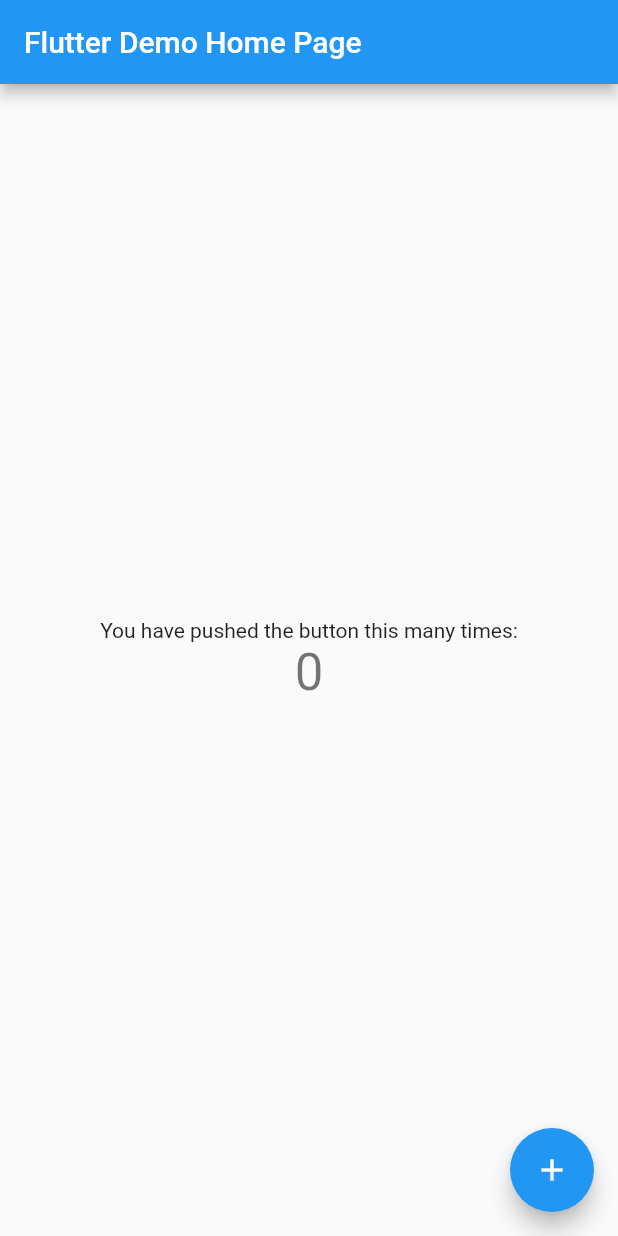
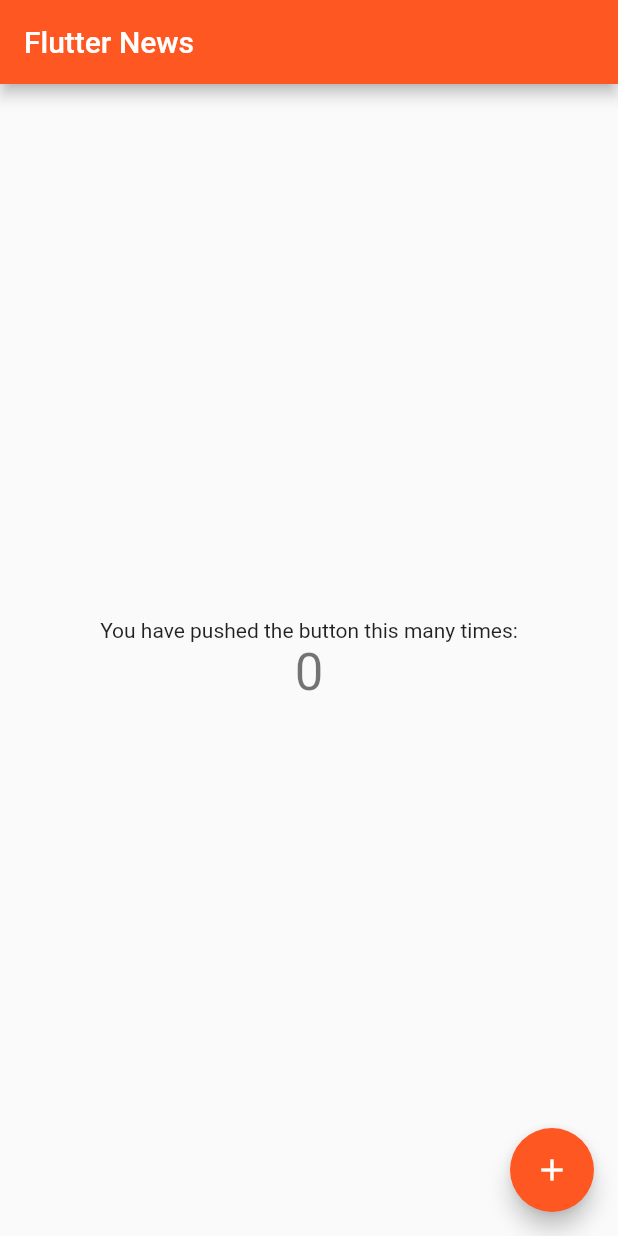
Before and after one commit to vshkl/flutter-news, a Flutter app: the screen it shows after launch, on a phone screen of 412 x 824 dp. Run offline on Flutter 3.47's test engine with Material 2 defaults, Android fonts, the phone set to English and light mode, and no system bars.

Commit message:
Change title and colour

```diff
--- a/lib/main.dart
+++ b/lib/main.dart
@@ -11,20 +11,11 @@ class MyApp extends StatelessWidget {
   @override
   Widget build(BuildContext context) {
     return MaterialApp(
-      title: 'Flutter Demo',
+      title: 'Flutter News',
       theme: ThemeData(
-        // This is the theme of your application.
-        //
-        // Try running your application with "flutter run". You'll see the
-        // application has a blue toolbar. Then, without quitting the app, try
-        // changing the primarySwatch below to Colors.green and then invoke
-        // "hot reload" (press "r" in the console where you ran "flutter run",
-        // or simply save your changes to "hot reload" in a Flutter IDE).
-        // Notice that the counter didn't reset back to zero; the application
-        // is not restarted.
-        primarySwatch: Colors.blue,
+        primarySwatch: Colors.deepOrange,
       ),
-      home: const MyHomePage(title: 'Flutter Demo Home Page'),
+      home: const MyHomePage(title: 'Flutter News'),
     );
   }
 }
```
